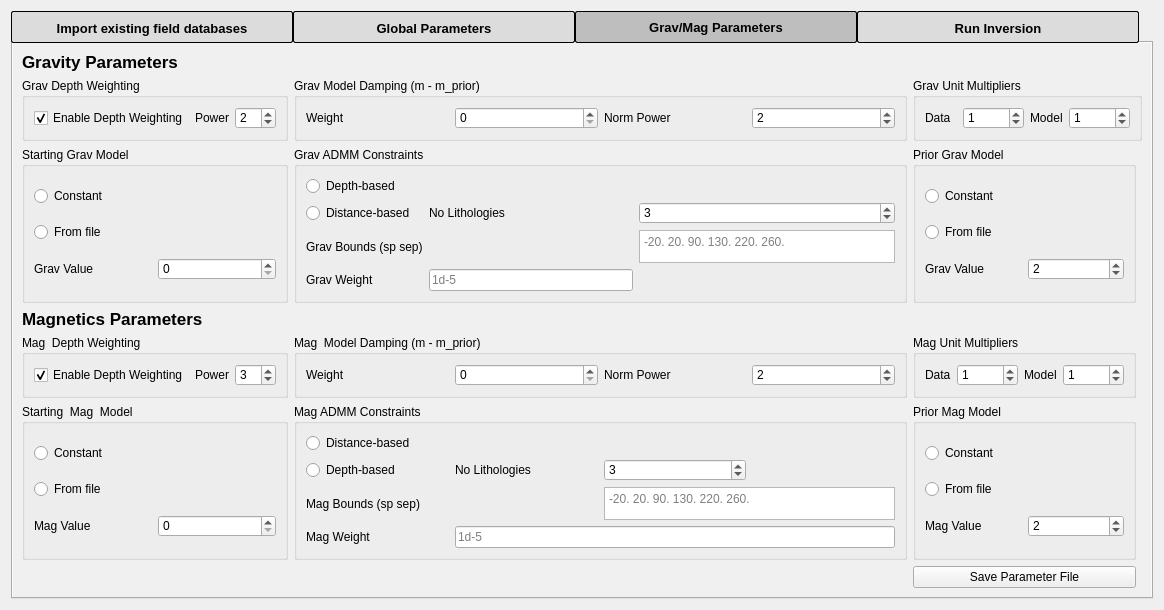
TOMOFAST/tomofast-x-q, file Tomofast_x_dialog_base.ui: the form before one commit.
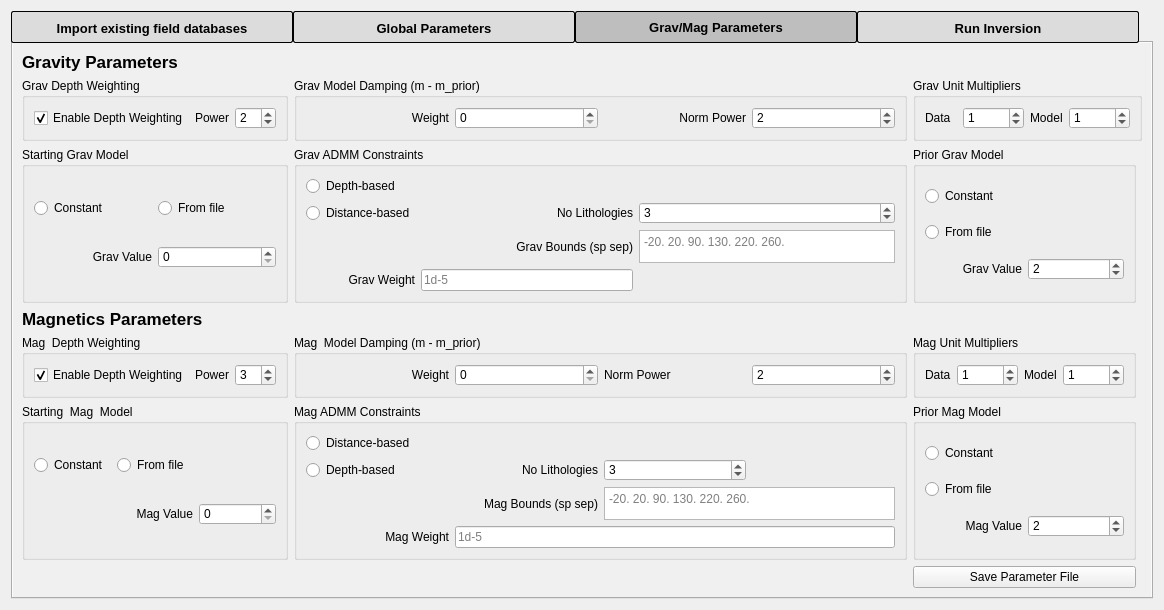
The form after the commit. The open tabs and pages were chosen to show the change. Custom widgets are drawn as their Qt base class.

What changed in the file:
```diff
--- a/Tomofast_x_dialog_base.ui
+++ b/Tomofast_x_dialog_base.ui
@@ -72,7 +72,7 @@
 </string>
      </property>
      <property name="currentIndex">
-      <number>0</number>
+      <number>2</number>
      </property>
      <property name="usesScrollButtons">
       <bool>false</bool>
@@ -125,7 +125,7 @@
          <x>380</x>
          <y>40</y>
          <width>291</width>
-         <height>81</height>
+         <height>91</height>
         </rect>
        </property>
        <property name="sizePolicy">
@@ -1353,7 +1353,7 @@
          <x>10</x>
          <y>40</y>
          <width>361</width>
-         <height>88</height>
+         <height>91</height>
         </rect>
        </property>
        <property name="sizePolicy">
@@ -1478,6 +1478,9 @@
             <property name="text">
              <string>Grav weight</string>
             </property>
+            <property name="alignment">
+             <set>Qt::AlignRight|Qt::AlignTrailing|Qt::AlignVCenter</set>
+            </property>
            </widget>
           </item>
           <item row="0" column="1">
@@ -1504,6 +1507,9 @@
             <property name="text">
              <string>Mag weight</string>
             </property>
+            <property name="alignment">
+             <set>Qt::AlignRight|Qt::AlignTrailing|Qt::AlignVCenter</set>
+            </property>
            </widget>
           </item>
           <item row="1" column="1">
@@ -1549,6 +1555,9 @@
             <property name="text">
              <string>Rate</string>
             </property>
+            <property name="alignment">
+             <set>Qt::AlignRight|Qt::AlignTrailing|Qt::AlignVCenter</set>
+            </property>
            </widget>
           </item>
           <item row="0" column="2">
@@ -1921,6 +1930,9 @@
             <property name="text">
              <string>Mag Weight</string>
             </property>
+            <property name="alignment">
+             <set>Qt::AlignRight|Qt::AlignTrailing|Qt::AlignVCenter</set>
+            </property>
            </widget>
           </item>
           <item row="5" column="0" colspan="2">
@@ -1928,6 +1940,9 @@
             <property name="text">
              <string>Mag Bounds (sp sep)</string>
             </property>
+            <property name="alignment">
+             <set>Qt::AlignRight|Qt::AlignTrailing|Qt::AlignVCenter</set>
+            </property>
            </widget>
           </item>
           <item row="1" column="1">
@@ -1935,6 +1950,9 @@
             <property name="text">
              <string>No Lithologies</string>
             </property>
+            <property name="alignment">
+             <set>Qt::AlignRight|Qt::AlignTrailing|Qt::AlignVCenter</set>
+            </property>
            </widget>
           </item>
           <item row="1" column="2">
@@ -1981,6 +1999,9 @@
             <property name="text">
              <string>Weight</string>
             </property>
+            <property name="alignment">
+             <set>Qt::AlignRight|Qt::AlignTrailing|Qt::AlignVCenter</set>
+            </property>
            </widget>
           </item>
           <item row="0" column="1">
@@ -2007,6 +2028,9 @@
             <property name="text">
              <string>Norm Power</string>
             </property>
+            <property name="alignment">
+             <set>Qt::AlignRight|Qt::AlignTrailing|Qt::AlignVCenter</set>
+            </property>
            </widget>
           </item>
           <item row="0" column="3">
@@ -2137,6 +2161,9 @@
             <property name="text">
              <string>Mag Value</string>
             </property>
+            <property name="alignment">
+             <set>Qt::AlignRight|Qt::AlignTrailing|Qt::AlignVCenter</set>
+            </property>
            </widget>
           </item>
           <item row="2" column="1">
@@ -2274,13 +2301,6 @@
             </property>
            </widget>
           </item>
-          <item row="3" column="0">
-           <widget class="QLabel" name="label_42">
-            <property name="text">
-             <string>Mag Value</string>
-            </property>
-           </widget>
-          </item>
           <item row="3" column="2">
            <widget class="QgsDoubleSpinBox" name="mQgsDoubleSpinBox_43">
             <property name="enabled">
@@ -2300,7 +2320,17 @@
             </property>
            </widget>
           </item>
-          <item row="1" column="0">
+          <item row="3" column="1">
+           <widget class="QLabel" name="label_42">
+            <property name="text">
+             <string>Mag Value</string>
+            </property>
+            <property name="alignment">
+             <set>Qt::AlignRight|Qt::AlignTrailing|Qt::AlignVCenter</set>
+            </property>
+           </widget>
+          </item>
+          <item row="0" column="1">
            <widget class="QRadioButton" name="radioButton_12">
             <property name="text">
              <string>From file</string>
@@ -2350,6 +2380,9 @@
             <property name="text">
              <string>Grav Value</string>
             </property>
+            <property name="alignment">
+             <set>Qt::AlignRight|Qt::AlignTrailing|Qt::AlignVCenter</set>
+            </property>
            </widget>
           </item>
           <item row="1" column="0">
@@ -2378,21 +2411,7 @@
             </property>
            </widget>
           </item>
-          <item row="1" column="0">
-           <widget class="QRadioButton" name="radioButton_8">
-            <property name="text">
-             <string>From file</string>
-            </property>
-           </widget>
-          </item>
-          <item row="2" column="0">
-           <widget class="QLabel" name="label_39">
-            <property name="text">
-             <string>Grav Value</string>
-            </property>
-           </widget>
-          </item>
-          <item row="2" column="1">
+          <item row="3" column="1">
            <widget class="QgsDoubleSpinBox" name="mQgsDoubleSpinBox_27">
             <property name="enabled">
              <bool>true</bool>
@@ -2411,6 +2430,23 @@
             </property>
            </widget>
           </item>
+          <item row="3" column="0">
+           <widget class="QLabel" name="label_39">
+            <property name="text">
+             <string>Grav Value</string>
+            </property>
+            <property name="alignment">
+             <set>Qt::AlignRight|Qt::AlignTrailing|Qt::AlignVCenter</set>
+            </property>
+           </widget>
+          </item>
+          <item row="0" column="1">
+           <widget class="QRadioButton" name="radioButton_8">
+            <property name="text">
+             <string>From file</string>
+            </property>
+           </widget>
+          </item>
          </layout>
         </widget>
        </item>
@@ -2428,6 +2464,9 @@
             <property name="text">
              <string>Weight</string>
             </property>
+            <property name="alignment">
+             <set>Qt::AlignRight|Qt::AlignTrailing|Qt::AlignVCenter</set>
+            </property>
            </widget>
           </item>
           <item row="0" column="1">
@@ -2551,13 +2590,6 @@
           <string>Grav ADMM Constraints</string>
          </property>
          <layout class="QGridLayout" name="gridLayout_25">
-          <item row="0" column="0">
-           <widget class="QRadioButton" name="radioButton_6">
-            <property name="text">
-             <string>Depth-based</string>
-            </property>
-           </widget>
-          </item>
           <item row="1" column="0">
            <widget class="QRadioButton" name="radioButton_7">
             <property name="text">
@@ -2565,51 +2597,67 @@
             </property>
            </widget>
           </item>
-          <item row="1" column="1">
-           <widget class="QLabel" name="label_72">
-            <property name="text">
-             <string>No Lithologies</string>
-            </property>
-           </widget>
-          </item>
-          <item row="1" column="2">
-           <widget class="QSpinBox" name="spinBox_11">
-            <property name="enabled">
-             <bool>true</bool>
-            </property>
-            <property name="maximum">
-             <number>100</number>
-            </property>
-            <property name="value">
-             <number>3</number>
-            </property>
-           </widget>
-          </item>
-          <item row="2" column="0">
-           <widget class="QLabel" name="label_73">
-            <property name="text">
-             <string>Grav Bounds (sp sep)</string>
-            </property>
-           </widget>
-          </item>
-          <item row="2" column="2">
+          <item row="3" column="2">
            <widget class="QTextEdit" name="textEdit_2">
             <property name="placeholderText">
              <string>-20. 20. 90. 130. 220. 260.</string>
             </property>
            </widget>
           </item>
-          <item row="3" column="0">
+          <item row="1" column="2">
+           <widget class="QSpinBox" name="spinBox_11">
+            <property name="enabled">
+             <bool>true</bool>
+            </property>
+            <property name="maximum">
+             <number>100</number>
+            </property>
+            <property name="value">
+             <number>3</number>
+            </property>
+           </widget>
+          </item>
+          <item row="0" column="0">
+           <widget class="QRadioButton" name="radioButton_6">
+            <property name="text">
+             <string>Depth-based</string>
+            </property>
+           </widget>
+          </item>
+          <item row="1" column="1">
+           <widget class="QLabel" name="label_72">
+            <property name="text">
+             <string>No Lithologies</string>
+            </property>
+            <property name="alignment">
+             <set>Qt::AlignRight|Qt::AlignTrailing|Qt::AlignVCenter</set>
+            </property>
+           </widget>
+          </item>
+          <item row="4" column="1">
+           <widget class="QLineEdit" name="lineEdit_2">
+            <property name="placeholderText">
+             <string>1d-5</string>
+            </property>
+           </widget>
+          </item>
+          <item row="4" column="0">
            <widget class="QLabel" name="label_74">
             <property name="text">
              <string>Grav Weight</string>
             </property>
+            <property name="alignment">
+             <set>Qt::AlignRight|Qt::AlignTrailing|Qt::AlignVCenter</set>
+            </property>
            </widget>
           </item>
           <item row="3" column="1">
-           <widget class="QLineEdit" name="lineEdit_2">
-            <property name="placeholderText">
-             <string>1d-5</string>
+           <widget class="QLabel" name="label_73">
+            <property name="text">
+             <string>Grav Bounds (sp sep)</string>
+            </property>
+            <property name="alignment">
+             <set>Qt::AlignRight|Qt::AlignTrailing|Qt::AlignVCenter</set>
             </property>
            </widget>
           </item>
```
